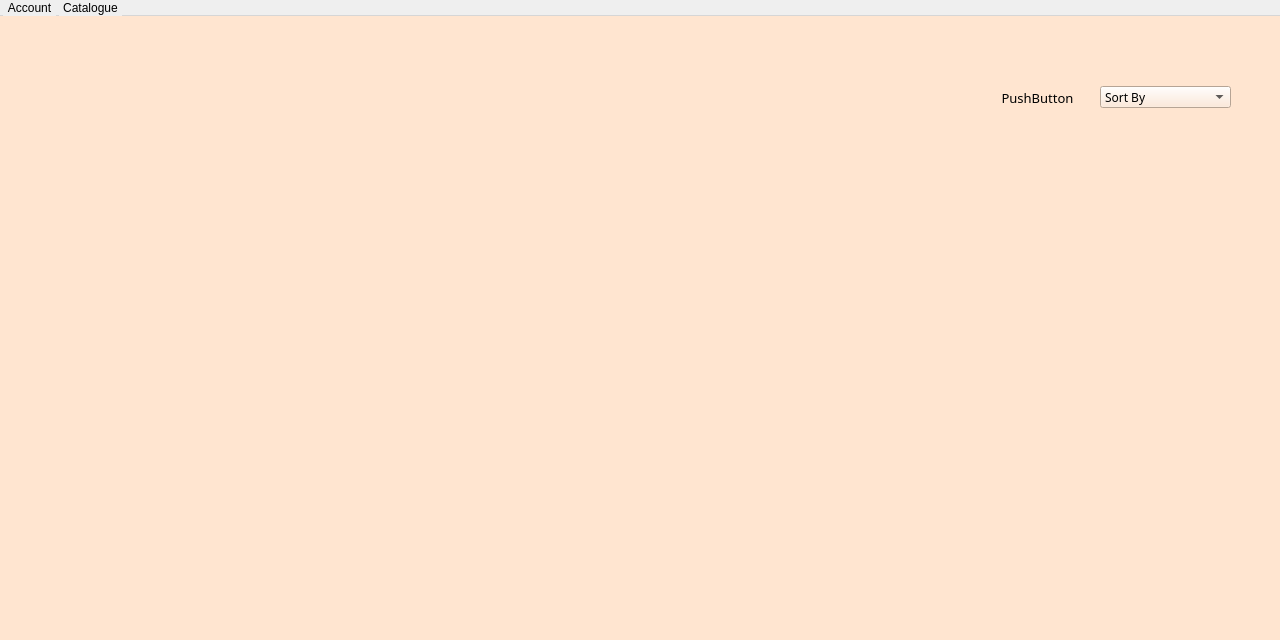
janelle-lr/CS106LibraryInformationSystem, file LibraryInformationSystem/membercatalogue.ui: the form before one commit.
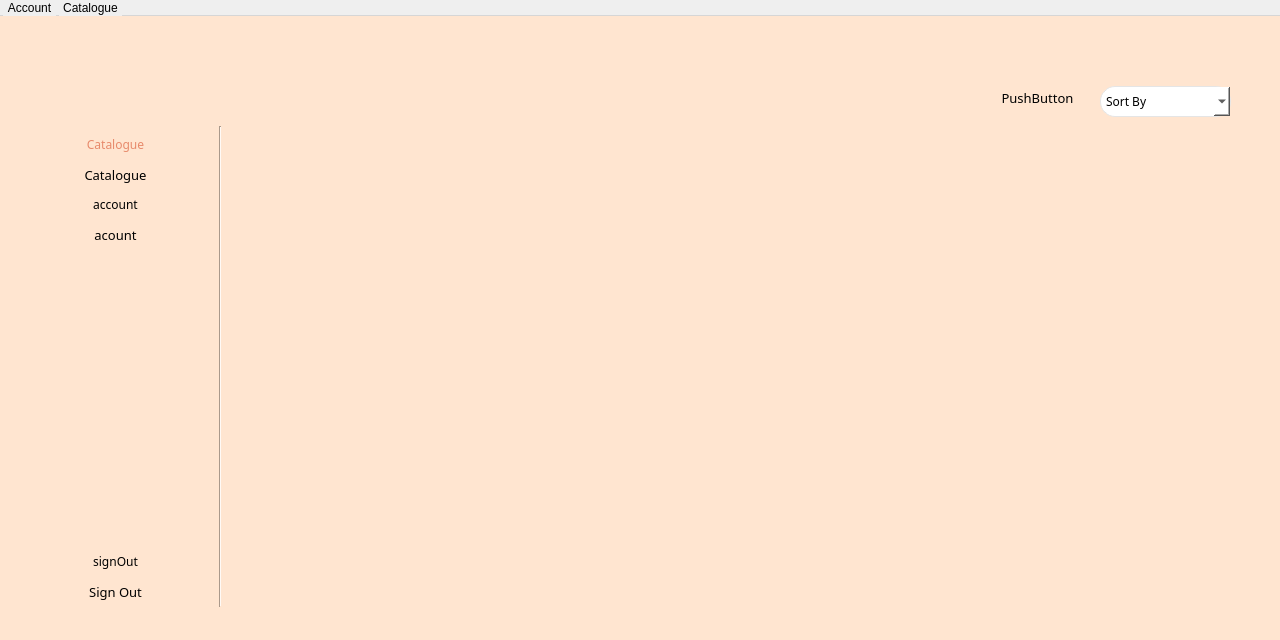
The form after the commit. Icons and pictures are not drawn.

Patch:
```diff
--- a/LibraryInformationSystem/membercatalogue.ui
+++ b/LibraryInformationSystem/membercatalogue.ui
@@ -68,31 +68,25 @@
 	height: 31px; 
 }</string>
    </property>
-   <widget class="QLabel" name="logoImage">
-    <property name="geometry">
-     <rect>
-      <x>200</x>
-      <y>30</y>
-      <width>441</width>
-      <height>61</height>
-     </rect>
-    </property>
-    <property name="text">
-     <string/>
-    </property>
-    <property name="pixmap">
-     <pixmap resource="resources.qrc">:/resources/images/bblLogo.png</pixmap>
-    </property>
-   </widget>
    <widget class="QComboBox" name="comboBox">
     <property name="geometry">
      <rect>
       <x>1100</x>
       <y>70</y>
       <width>131</width>
-      <height>22</height>
+      <height>31</height>
      </rect>
     </property>
+    <property name="styleSheet">
+     <string notr="true">QComboBox{
+	background:rgb(255, 229, 208);
+	border: 1px solid;
+	border-radius: 15px;
+	border-color: #e5e5e5;
+	background-color: palette(base);
+	padding: 0px 5px;
+}</string>
+    </property>
     <item>
      <property name="text">
       <string>Sort By</string>
@@ -183,6 +177,151 @@
      </layout>
     </widget>
    </widget>
+   <widget class="QWidget" name="layoutWidget">
+    <property name="geometry">
+     <rect>
+      <x>20</x>
+      <y>120</y>
+      <width>191</width>
+      <height>471</height>
+     </rect>
+    </property>
+    <layout class="QVBoxLayout" name="verticalLayout_10">
+     <item>
+      <widget class="QLabel" name="catalogueIcon">
+       <property name="styleSheet">
+        <string notr="true">QLabel{
+	color: rgb(231, 138, 107);
+}</string>
+       </property>
+       <property name="text">
+        <string>Catalogue</string>
+       </property>
+       <property name="alignment">
+        <set>Qt::AlignCenter</set>
+       </property>
+      </widget>
+     </item>
+     <item>
+      <widget class="QPushButton" name="catalogueBtn">
+       <property name="styleSheet">
+        <string notr="true">QPushButton{
+	border-radius:15px;
+	font: 14px &quot;Montserrat&quot;;
+}
+
+QPushButton:hover {
+	text-decoration: underline;
+}</string>
+       </property>
+       <property name="text">
+        <string>Catalogue</string>
+       </property>
+      </widget>
+     </item>
+     <item>
+      <widget class="QLabel" name="accountIcon">
+       <property name="text">
+        <string>account</string>
+       </property>
+       <property name="alignment">
+        <set>Qt::AlignCenter</set>
+       </property>
+      </widget>
+     </item>
+     <item>
+      <widget class="QPushButton" name="accountBtn">
+       <property name="styleSheet">
+        <string notr="true">QPushButton{
+	border-radius:15px;
+	font: 14px &quot;Montserrat&quot;;
+}
+
+QPushButton:hover {
+	text-decoration: underline;
+}</string>
+       </property>
+       <property name="text">
+        <string>acount</string>
+       </property>
+      </widget>
+     </item>
+     <item>
+      <spacer name="verticalSpacer_3">
+       <property name="orientation">
+        <enum>Qt::Vertical</enum>
+       </property>
+       <property name="sizeHint" stdset="0">
+        <size>
+         <width>20</width>
+         <height>40</height>
+        </size>
+       </property>
+      </spacer>
+     </item>
+     <item>
+      <widget class="QLabel" name="signoutIcon">
+       <property name="text">
+        <string>signOut</string>
+       </property>
+       <property name="alignment">
+        <set>Qt::AlignCenter</set>
+       </property>
+      </widget>
+     </item>
+     <item>
+      <widget class="QPushButton" name="signoutBtn">
+       <property name="styleSheet">
+        <string notr="true">QPushButton{
+	border-radius:15px;
+	font: 14px &quot;Montserrat&quot;;
+}
+
+QPushButton:hover {
+	text-decoration: underline;
+}</string>
+       </property>
+       <property name="text">
+        <string>Sign Out</string>
+       </property>
+      </widget>
+     </item>
+    </layout>
+   </widget>
+   <widget class="Line" name="line">
+    <property name="geometry">
+     <rect>
+      <x>210</x>
+      <y>110</y>
+      <width>21</width>
+      <height>481</height>
+     </rect>
+    </property>
+    <property name="styleSheet">
+     <string notr="true">Line{
+	color:rgb(221, 46, 68);
+}</string>
+    </property>
+    <property name="orientation">
+     <enum>Qt::Vertical</enum>
+    </property>
+   </widget>
+   <widget class="QLabel" name="logoImage">
+    <property name="geometry">
+     <rect>
+      <x>10</x>
+      <y>20</y>
+      <width>221</width>
+      <height>71</height>
+     </rect>
+    </property>
+    <property name="text">
+     <string/>
+    </property>
+    <property name="pixmap">
+     <pixmap resource="resources.qrc">:/resources/images/bblLogo.png</pixmap>
+    </property>
+   </widget>
   </widget>
   <widget class="QMenuBar" name="menubar">
    <property name="geometry">
```
